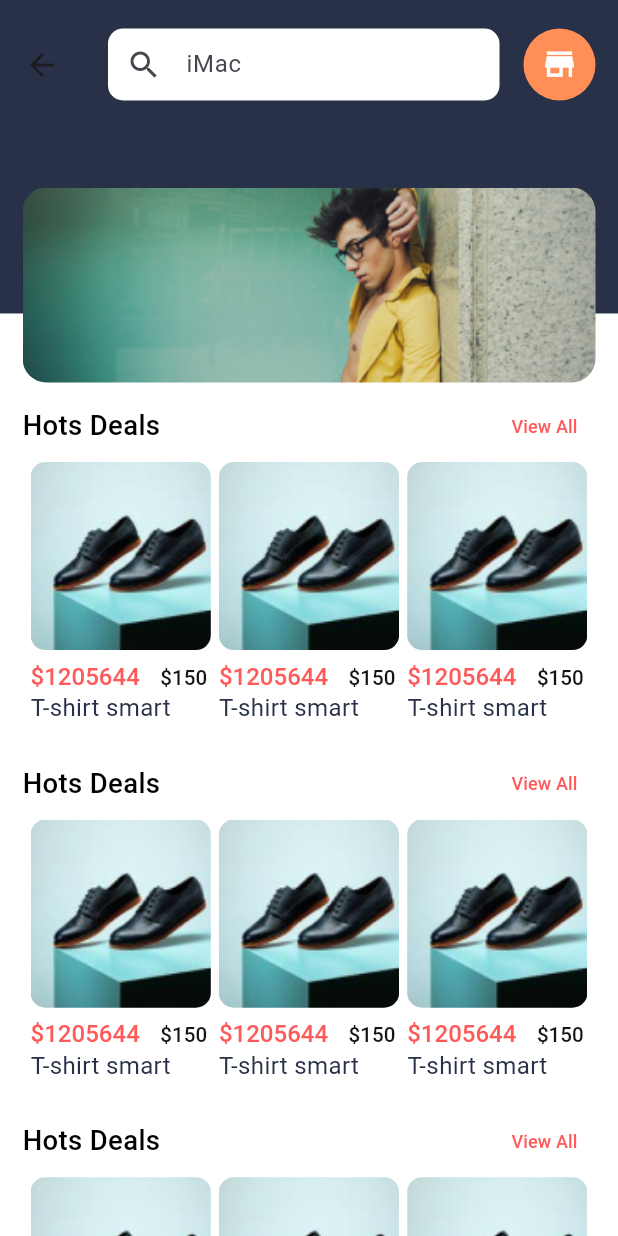
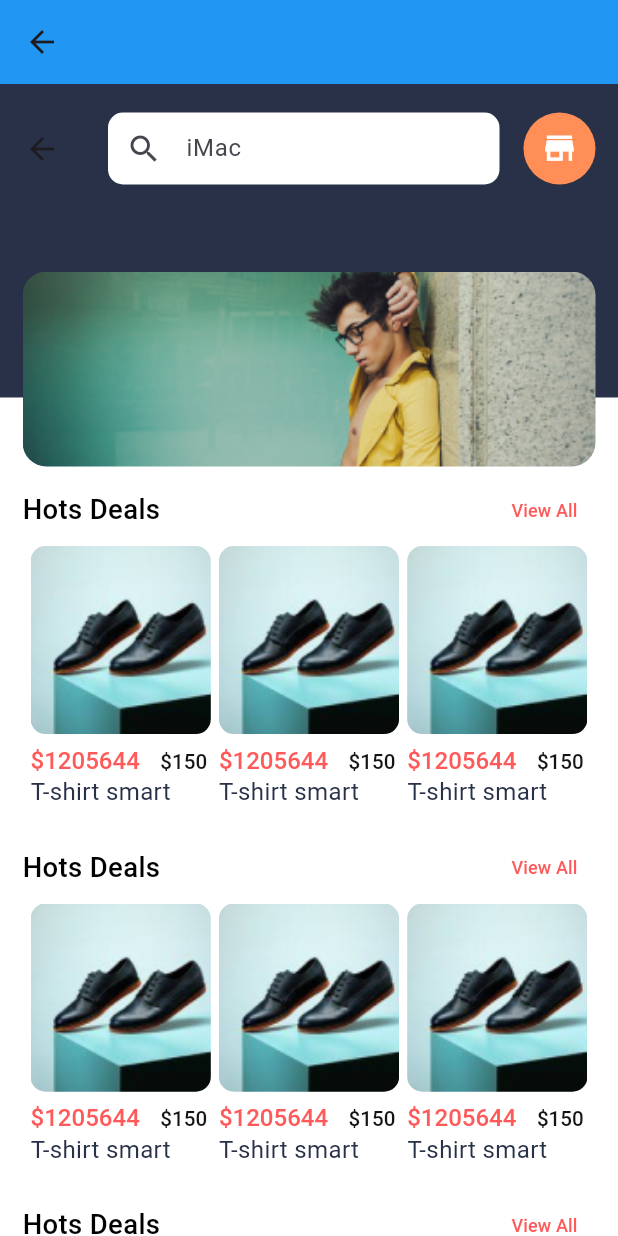
Before and after one commit to gangarammahato/self_ui_practice, a Flutter app: the DashboardScreen screen opened directly, on a phone screen of 412 x 824 dp. Run offline on Flutter 3.47's test engine with Material 2 defaults, Android fonts, the phone set to English and light mode, and no system bars; drawn by our look-alikes of carousel_slider; our stand-ins replace flutter_screenutil.

Commit message:
appbar added again

```diff
--- a/lib/screens/dashboard_screen.dart
+++ b/lib/screens/dashboard_screen.dart
@@ -18,9 +18,9 @@ class _DashboardScreenState extends State<DashboardScreen> {
   @override
   Widget build(BuildContext context) {
     return Scaffold(
-      // appBar: AppBar(
-      //   backgroundColor: Colors.blue,
-      // ),
+      appBar: AppBar(
+        backgroundColor: Colors.blue,
+      ),
       body: SingleChildScrollView(
         scrollDirection: Axis.vertical,
         child: Container(
```
